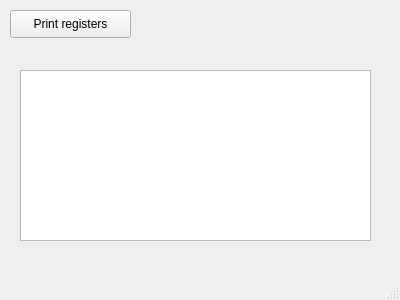
The window that mainwindow.ui (GTaumaturgo/RISC5-Sugar) describes before a commit, drawn with Qt 5.
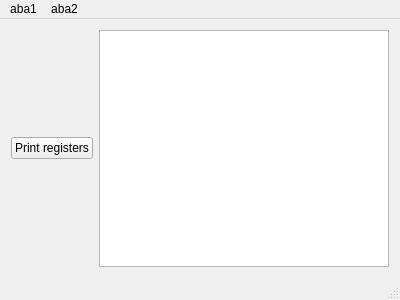
The same window after the commit.

Diff of the .ui file:
```diff
--- a/mainwindow.ui
+++ b/mainwindow.ui
@@ -14,31 +14,54 @@
    <string>RISC5-SUGAR</string>
   </property>
   <widget class="QWidget" name="centralWidget">
-   <widget class="QPushButton" name="pushButton">
-    <property name="geometry">
-     <rect>
-      <x>10</x>
-      <y>10</y>
-      <width>121</width>
-      <height>28</height>
-     </rect>
-    </property>
-    <property name="text">
-     <string>Print registers</string>
-    </property>
-   </widget>
-   <widget class="QPlainTextEdit" name="plainTextEdit">
-    <property name="geometry">
-     <rect>
-      <x>20</x>
-      <y>70</y>
-      <width>351</width>
-      <height>171</height>
-     </rect>
-    </property>
-   </widget>
+   <layout class="QHBoxLayout" name="horizontalLayout">
+    <item>
+     <widget class="QPushButton" name="pushButton">
+      <property name="text">
+       <string>Print registers</string>
+      </property>
+     </widget>
+    </item>
+    <item>
+     <widget class="QPlainTextEdit" name="plainTextEdit"/>
+    </item>
+   </layout>
   </widget>
   <widget class="QStatusBar" name="statusBar"/>
+  <widget class="QMenuBar" name="menuBar">
+   <property name="geometry">
+    <rect>
+     <x>0</x>
+     <y>0</y>
+     <width>400</width>
+     <height>25</height>
+    </rect>
+   </property>
+   <widget class="QMenu" name="menuaba1">
+    <property name="title">
+     <string>aba1</string>
+    </property>
+    <addaction name="actionopcao1"/>
+    <addaction name="actionopcao2"/>
+   </widget>
+   <widget class="QMenu" name="menuaba2">
+    <property name="title">
+     <string>aba2</string>
+    </property>
+   </widget>
+   <addaction name="menuaba1"/>
+   <addaction name="menuaba2"/>
+  </widget>
+  <action name="actionopcao1">
+   <property name="text">
+    <string>opcao1</string>
+   </property>
+  </action>
+  <action name="actionopcao2">
+   <property name="text">
+    <string>opcao2</string>
+   </property>
+  </action>
  </widget>
  <layoutdefault spacing="6" margin="11"/>
  <resources/>
```
